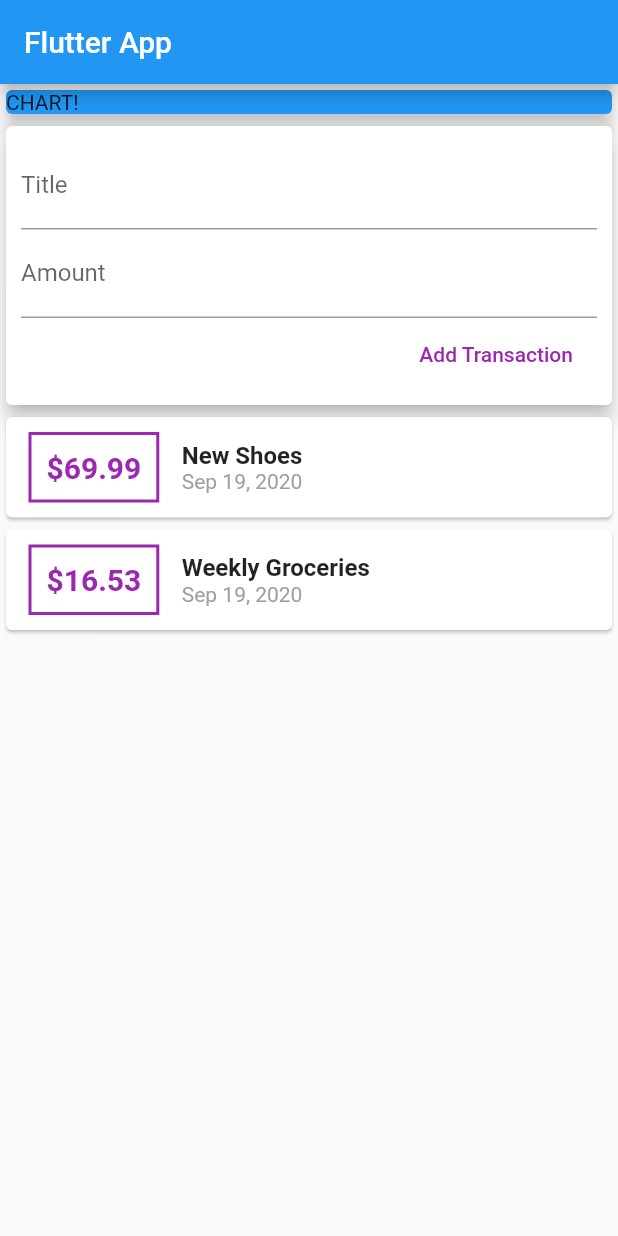
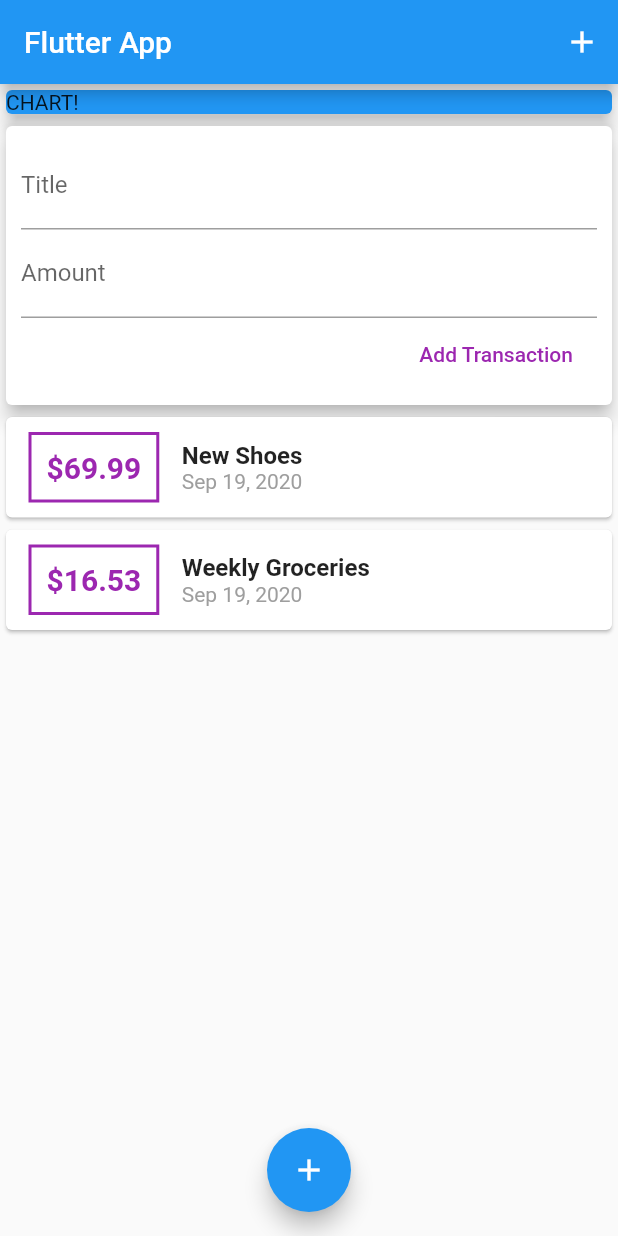
Before and after one commit to Bash009/chatuncle, a Flutter app: the screen it shows after launch, on a phone screen of 412 x 824 dp. Run offline on Flutter 3.47's test engine with Material 2 defaults, Android fonts, the phone set to English and light mode, and no system bars.

Commit message:
third commit

```diff
--- a/lib/main.dart
+++ b/lib/main.dart
@@ -25,8 +25,12 @@ class MyHomePage extends StatelessWidget {
     return Scaffold(
       appBar: AppBar(
         title: Text('Flutter App'),
+        actions: <Widget>[
+          IconButton(icon: Icon(Icons.add), onPressed: () {}),
+        ],
       ),
-      body: Column(
+      body: SingleChildScrollView(
+        child: Column(
           // mainAxisAlignment: MainAxisAlignment.start,
           crossAxisAlignment: CrossAxisAlignment.stretch,
           children: <Widget>[
@@ -38,9 +42,13 @@ class MyHomePage extends StatelessWidget {
                 elevation: 5,
               ),
             ),
-          UserTransactions()
+            UserTransactions(),
           ],
         ),
+      ),
+      floatingActionButtonLocation: FloatingActionButtonLocation.centerFloat,
+      floatingActionButton:
+          FloatingActionButton(child: Icon(Icons.add), onPressed: () {}),
     );
   }
 }
--- a/lib/widgets/transaction_list.dart
+++ b/lib/widgets/transaction_list.dart
@@ -10,8 +10,10 @@ class TransactionList extends StatelessWidget {
 
   @override
   Widget build(BuildContext context) {
-    return Column(
-      children: transactions.map((tx) {
+    return Container(
+      height: 300,
+      child: ListView.builder(
+        itemBuilder: (ctx, index) {
           return Card(
             child: Row(
               children: <Widget>[
@@ -28,7 +30,7 @@ class TransactionList extends StatelessWidget {
                   ),
                   padding: EdgeInsets.all(10),
                   child: Text(
-                  '\$${tx.amount}',
+                    '\$${transactions[index].amount.toStringAsFixed(2)}',
                     style: TextStyle(
                       fontWeight: FontWeight.bold,
                       fontSize: 20,
@@ -40,14 +42,14 @@ class TransactionList extends StatelessWidget {
                   crossAxisAlignment: CrossAxisAlignment.start,
                   children: <Widget>[
                     Text(
-                    tx.title,
+                      transactions[index].title,
                       style: TextStyle(
                         fontSize: 16,
                         fontWeight: FontWeight.bold,
                       ),
                     ),
                     Text(
-                    DateFormat.yMMMd().format(tx.date),
+                      DateFormat.yMMMd().format(transactions[index].date),
                       style: TextStyle(
                         color: Colors.grey,
                       ),
@@ -57,7 +59,9 @@ class TransactionList extends StatelessWidget {
               ],
             ),
           );
-      }).toList(),
+        },
+        itemCount: transactions.length,
+      ),
     );
   }
 }
```
Also changed, not shown: lib/widgets/new_transaction.dart (+17 -6 lines). Lines whose indentation alone changed are shown as unchanged.
